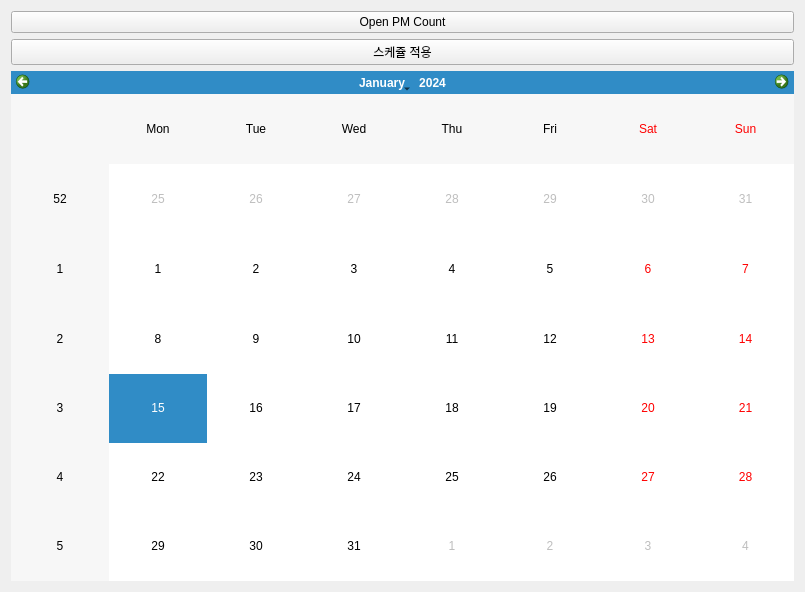
The window that ui/sub_Schedule.ui (JoonKai/WorkLog) describes before a commit, drawn with Qt 5.
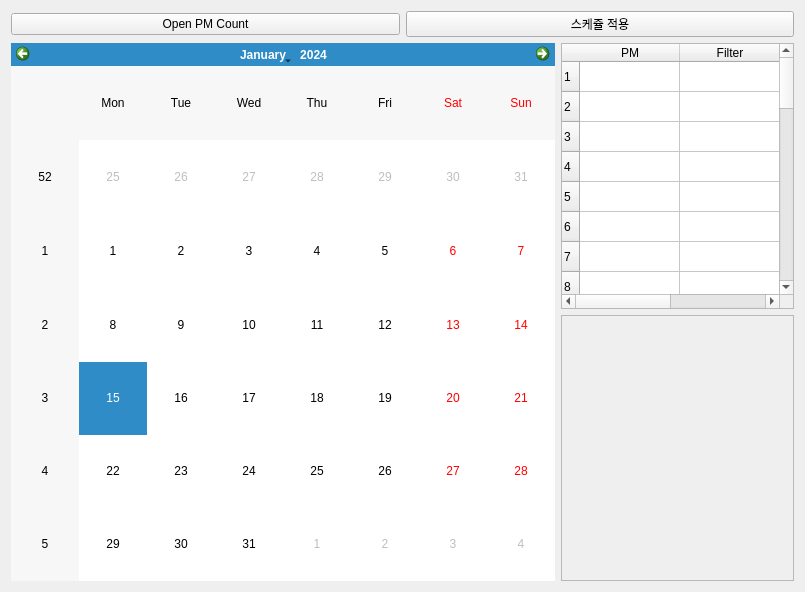
The same window after the commit.

Diff of the .ui file:
```diff
--- a/ui/sub_Schedule.ui
+++ b/ui/sub_Schedule.ui
@@ -15,7 +15,9 @@
   </property>
   <layout class="QGridLayout" name="gridLayout">
    <item row="0" column="0">
-    <layout class="QVBoxLayout" name="verticalLayout" stretch="1,1,20">
+    <layout class="QVBoxLayout" name="verticalLayout" stretch="1,9">
+     <item>
+      <layout class="QHBoxLayout" name="horizontalLayout">
      <item>
       <widget class="QPushButton" name="btn_opencount">
        <property name="sizePolicy">
@@ -36,8 +38,81 @@
        </property>
       </widget>
      </item>
+      </layout>
+     </item>
+     <item>
+      <layout class="QHBoxLayout" name="horizontalLayout_2" stretch="7,3">
      <item>
       <widget class="QCalendarWidget" name="calendarWidget"/>
+       </item>
+       <item>
+        <layout class="QVBoxLayout" name="verticalLayout_4" stretch="5,5">
+         <item>
+          <widget class="QTableWidget" name="tableWidget">
+           <property name="rowCount">
+            <number>31</number>
+           </property>
+           <row/>
+           <row/>
+           <row/>
+           <row/>
+           <row/>
+           <row/>
+           <row/>
+           <row/>
+           <row/>
+           <row/>
+           <row/>
+           <row/>
+           <row/>
+           <row/>
+           <row/>
+           <row/>
+           <row/>
+           <row/>
+           <row/>
+           <row/>
+           <row/>
+           <row/>
+           <row/>
+           <row/>
+           <row/>
+           <row/>
+           <row/>
+           <row/>
+           <row/>
+           <row/>
+           <row/>
+           <column>
+            <property name="text">
+             <string>PM</string>
+            </property>
+           </column>
+           <column>
+            <property name="text">
+             <string>Filter</string>
+            </property>
+           </column>
+          </widget>
+         </item>
+         <item>
+          <widget class="QFrame" name="frame">
+           <property name="frameShape">
+            <enum>QFrame::Shape::StyledPanel</enum>
+           </property>
+           <property name="frameShadow">
+            <enum>QFrame::Shadow::Raised</enum>
+           </property>
+           <layout class="QGridLayout" name="gridLayout_2">
+            <item row="0" column="0">
+             <widget class="QWidget" name="graphWidget" native="true"/>
+            </item>
+           </layout>
+          </widget>
+         </item>
+        </layout>
+       </item>
+      </layout>
      </item>
     </layout>
    </item>
```
Lines whose indentation alone changed are shown as unchanged.
